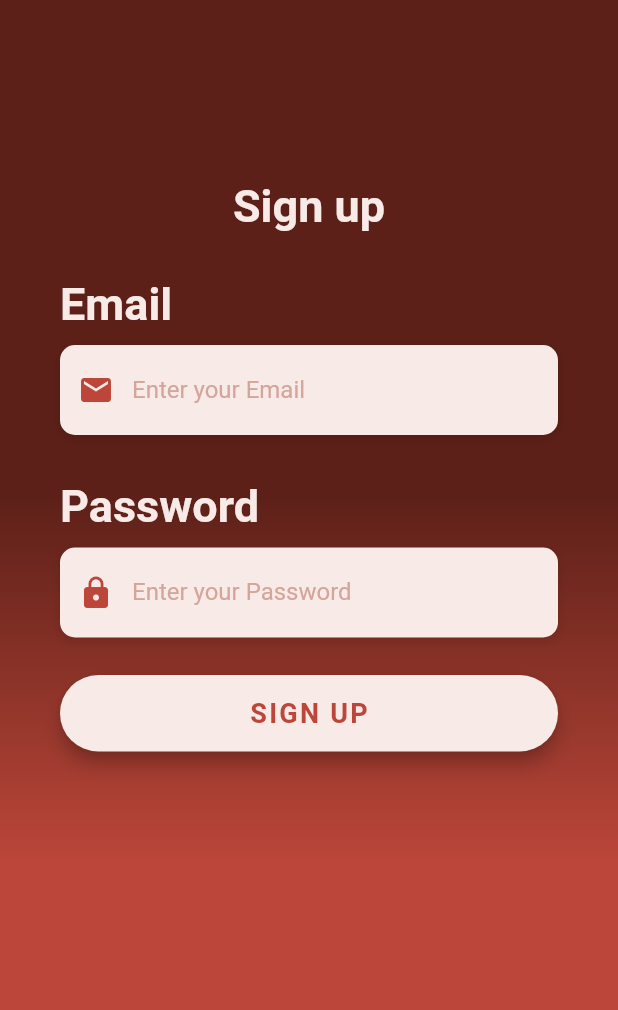
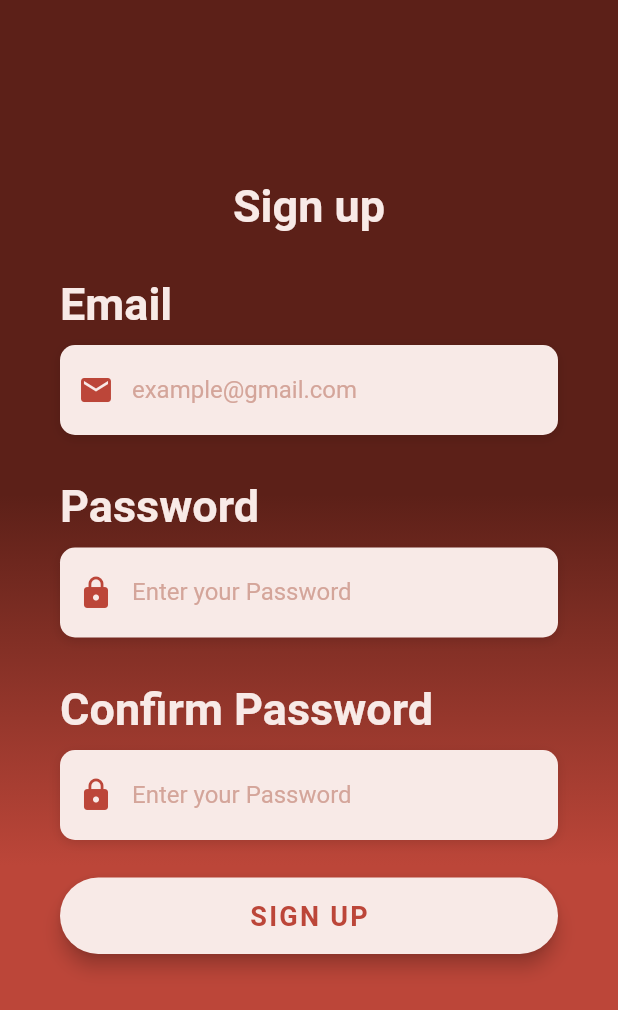
Before and after one commit to Kkalash/MachMal, a Flutter app: the SignUpPage screen opened directly, after a tap on "SIGN UP", on a phone screen of 412 x 824 dp. Shown: the top 1010 px of the screen. Run offline on Flutter 3.47's test engine with Material 2 defaults, Android fonts, the phone set to English and light mode, and no system bars; our stand-ins replace basic_utils, firebase_auth, firebase_core, hive, hive_flutter, motion_toast and 1 more; accounts and stored records are empty; network calls fail; Roboto replaces fonts that are missing (OpenSans).

```diff
--- a/lib/main.dart
+++ b/lib/main.dart
@@ -1,3 +1,6 @@
+import 'package:flutter_to_do_app/ui/sidenav.dart';
+
+import 'bloc/category_bloc.dart';
 import 'ui/login_page.dart';
 import 'package:flutter/material.dart';
 import 'package:provider/provider.dart';
@@ -35,7 +38,18 @@ class ToDoApp extends StatelessWidget {
           theme: ThemeData(
               primarySwatch: createMaterialColor(const Color(0xFF116466)),
               canvasColor: Colors.transparent),
-          home: const LoginPage(),
+          home: _getHomePageOrLogin(),
         ));
   }
+
+  Widget _getHomePageOrLogin() {
+    final CategoryBloc categoryBloc = CategoryBloc();
+
+    final auth = FirebaseAuth.instance.currentUser;
+    if (auth != null) {
+      return Sidenav(categoryBloc);
+    } else {
+      return const LoginPage();
+    }
+  }
 }
--- a/lib/ui/forgot_pw_page.dart
+++ b/lib/ui/forgot_pw_page.dart
@@ -35,8 +35,9 @@ class _ForgotPWPageState extends State<ForgotPWPage> {
   );
   @override
   void dispose() {
+    super.dispose();
+
     emailController.dispose();
-    super.dispose();
   }
 
   @override
--- a/lib/ui/login_page.dart
+++ b/lib/ui/login_page.dart
@@ -55,10 +55,11 @@ class _LoginPageState extends State<LoginPage> {
 
   @override
   void dispose() {
+    super.dispose();
+
     emailController.dispose();
     passwordController.dispose();
 
-    super.dispose();
   }
 
   @override
--- a/lib/ui/sign_up_page.dart
+++ b/lib/ui/sign_up_page.dart
@@ -18,6 +18,8 @@ class _SignUpPageState extends State<SignUpPage> {
   final CategoryBloc categoryBloc = CategoryBloc();
   final TextEditingController emailController = TextEditingController();
   final TextEditingController passwordController = TextEditingController();
+  final TextEditingController confirmPasswordController =
+      TextEditingController();
 
   final boxDecorationStyle = BoxDecoration(
     color: tertiaryColor,
@@ -39,10 +41,10 @@ class _SignUpPageState extends State<SignUpPage> {
 
   @override
   void dispose() {
+    super.dispose();
+
     emailController.dispose();
     passwordController.dispose();
-
-    super.dispose();
   }
 
   @override
@@ -94,6 +96,8 @@ class _SignUpPageState extends State<SignUpPage> {
                   _buildEmailTF(),
                   const SizedBox(height: 30.0),
                   _buildPasswordTF(),
+                  const SizedBox(height: 30.0),
+                  _buildConfirmPasswordTF(),
                   _buildSignUpBtn()
                 ],
               ),
@@ -125,7 +129,7 @@ class _SignUpPageState extends State<SignUpPage> {
                   border: InputBorder.none,
                   contentPadding: EdgeInsets.only(top: 14.0),
                   prefixIcon: Icon(Icons.email, color: primaryAccentColor),
-                  hintText: 'Enter your Email',
+                  hintText: 'example@gmail.com',
                   hintStyle: TextStyle(
                     color: shadeColor,
                   ))),
@@ -160,6 +164,32 @@ class _SignUpPageState extends State<SignUpPage> {
     );
   }
 
+  Widget _buildConfirmPasswordTF() {
+    return Column(
+      crossAxisAlignment: CrossAxisAlignment.start,
+      children: <Widget>[
+        const Text(
+          'Confirm Password',
+          style: labelTextStyle,
+        ),
+        const SizedBox(height: 10.0),
+        Container(
+            alignment: Alignment.centerLeft,
+            decoration: boxDecorationStyle,
+            height: 60.0,
+            child: TextField(
+                obscureText: true,
+                controller: confirmPasswordController,
+                decoration: const InputDecoration(
+                    border: InputBorder.none,
+                    contentPadding: EdgeInsets.only(top: 14.0),
+                    prefixIcon: Icon(Icons.lock, color: primaryAccentColor),
+                    hintText: 'Enter your Password',
+                    hintStyle: TextStyle(color: shadeColor)))),
+      ],
+    );
+  }
+
   Widget _buildSignUpBtn() {
     final ButtonStyle style = ElevatedButton.styleFrom(
         elevation: 5.0,
@@ -174,6 +204,14 @@ class _SignUpPageState extends State<SignUpPage> {
       child: ElevatedButton(
         style: style,
         onPressed: () async {
+          if (passwordController.text != confirmPasswordController.text) {
+            Toast(
+                context: context,
+                message: 'Passwords do not match',
+                type: ToastType.error);
+            return;
+          }
+
           User? user = await context.read<AuthenticationService>().signUp(
               email: emailController.text.trim().toLowerCase(),
               password: passwordController.text.trim(),
--- a/lib/widgets/sidenav/login.dart
+++ b/lib/widgets/sidenav/login.dart
@@ -24,7 +24,7 @@ class Login extends StatelessWidget {
           ),
         ),
         onTap: () async {
-          Navigator.pushReplacement(context,
+          Navigator.push(context,
               MaterialPageRoute(builder: (context) => const LoginPage()));
         });
   }
```
